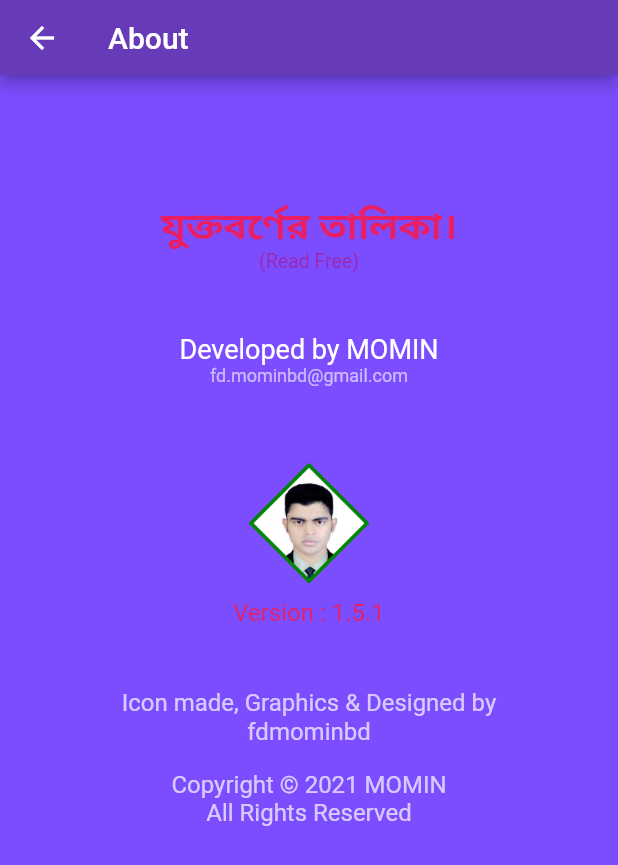
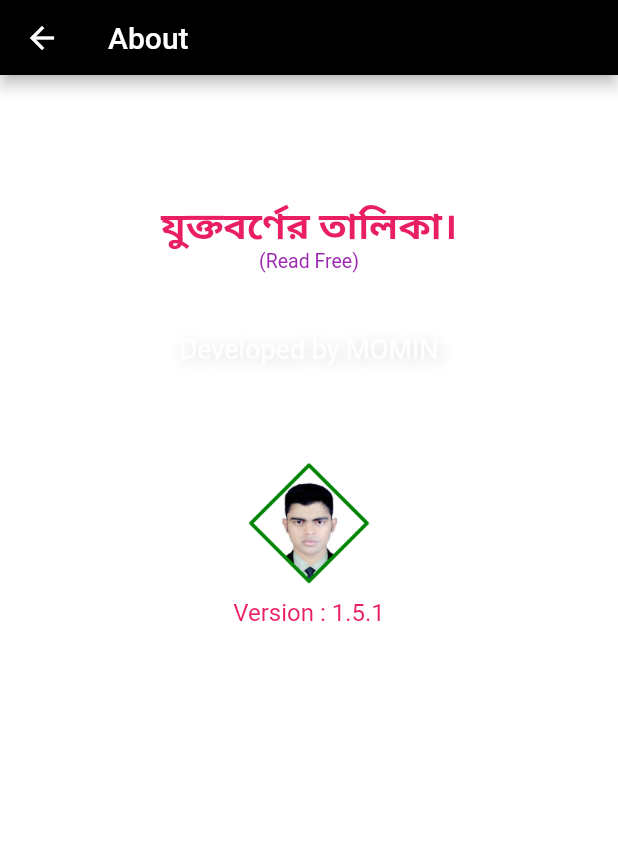
Before and after one commit to fdmominbd/joint_letter, a Flutter app: the AboutUs screen opened directly, on a phone screen of 412 x 824 dp. Shown: the top 865 px of the screen. Run offline on Flutter 3.47's test engine with Material 2 defaults, Android fonts, the light colour scheme and no system bars.

Commit message:
first commit 9.1.22

```diff
--- a/lib/about_us.dart
+++ b/lib/about_us.dart
@@ -14,7 +14,7 @@ class _AboutUsState extends State<AboutUs> {
     final double w = MediaQuery.of(context).size.width;
     return Scaffold(
       appBar: AppBar(
-        backgroundColor: Colors.deepPurple,
+        backgroundColor: Colors.black,
         toolbarHeight: 50,
         title: Text('About'),
       ),
@@ -22,16 +22,19 @@ class _AboutUsState extends State<AboutUs> {
         height: h,
         width: w,
         decoration: BoxDecoration(
-          color: Colors.deepPurpleAccent
+          color: Colors.white
         ),
         child: Column(
           children: [
             SizedBox(height: h*0.10,),
-            Text('যুক্তবর্ণের তালিকা।', style: TextStyle(fontSize: 25,
+            Text('যুক্তবর্ণের তালিকা।', style: TextStyle(fontSize: 25, shadows: [ Shadow(
+              blurRadius: 5.0, color: Colors.white, offset: Offset(1.0, 1.0),),],
                 fontWeight: FontWeight.bold, color: Colors.pink),),
-            Text('(Read Free)',style: TextStyle(fontSize: 13,color: Colors.purple),),
+            Text('(Read Free)',style: TextStyle(fontSize: 13,color: Colors.purple, shadows: [ Shadow(
+              blurRadius: 5.0, color: Colors.white, offset: Offset(1.0, 1.0),),],),),
             SizedBox(height: h*0.05,),
-            Text('Developed by MOMIN',style: TextStyle(fontSize: 18, color: Colors.white),),
+            Text('Developed by MOMIN',style: TextStyle(fontSize: 18, color: Colors.white, shadows: [ Shadow(
+              blurRadius: 12, color: Color.fromRGBO(0, 0, 0, 0.16), offset: Offset(2, 2),),],),),
             Text('fd.mominbd@gmail.com',style: TextStyle(fontSize: 12,color: Colors.white60 ),),
             SizedBox(height: h*0.05,),
             Image(
@@ -39,7 +42,8 @@ class _AboutUsState extends State<AboutUs> {
               height: 100.0,
               image: AssetImage('assets/image/momin1.png'),
               fit: BoxFit.cover,),
-            Text('Version : 1.5.1',style: TextStyle(fontSize: 16, color: Colors.pink),),
+            Text('Version : 1.5.1',style: TextStyle(fontSize: 16, color: Colors.pink, shadows: [ Shadow(
+              blurRadius: 5.0, color: Colors.white, offset: Offset(1.0, 1.0),),],),),
             SizedBox(height: h*0.05,),
             Text('Icon made, Graphics & Designed by',
               style: TextStyle(fontSize: 16, color: Colors.white70),),
--- a/lib/my_home_page.dart
+++ b/lib/my_home_page.dart
@@ -160,10 +160,11 @@ class _MyHomePageState extends State<MyHomePage> {
                       child: Card(
                         shadowColor: Colors.blue,
                         child: Padding(
-                          padding: const EdgeInsets.only(left: 17, top: 20, bottom: 20, right: 10),
+                          padding: const EdgeInsets.only(left: 10, top: 15, bottom: 15, right: 10),
                           child: Text(
                             'বাংলায় ব্যবহৃত ২৮৬টি যুক্তবর্ণ দেওয়া হয়েছে, এর বাইরে কোন যুক্তবর্ণ সম্ভবত বাংলায় প্রচলিত নেই।',
-                            style: TextStyle(fontSize: W*0.04, ), maxLines: 2, textAlign: TextAlign.center, ),
+                            style: TextStyle(fontSize: W*0.04, color: Colors.red ),
+                            maxLines: 2, textAlign: TextAlign.center, ),
                         ),
                       )
                     )),
```
Also changed, not shown: lib/third_page.dart (+13 -9 lines), 1 other file.
